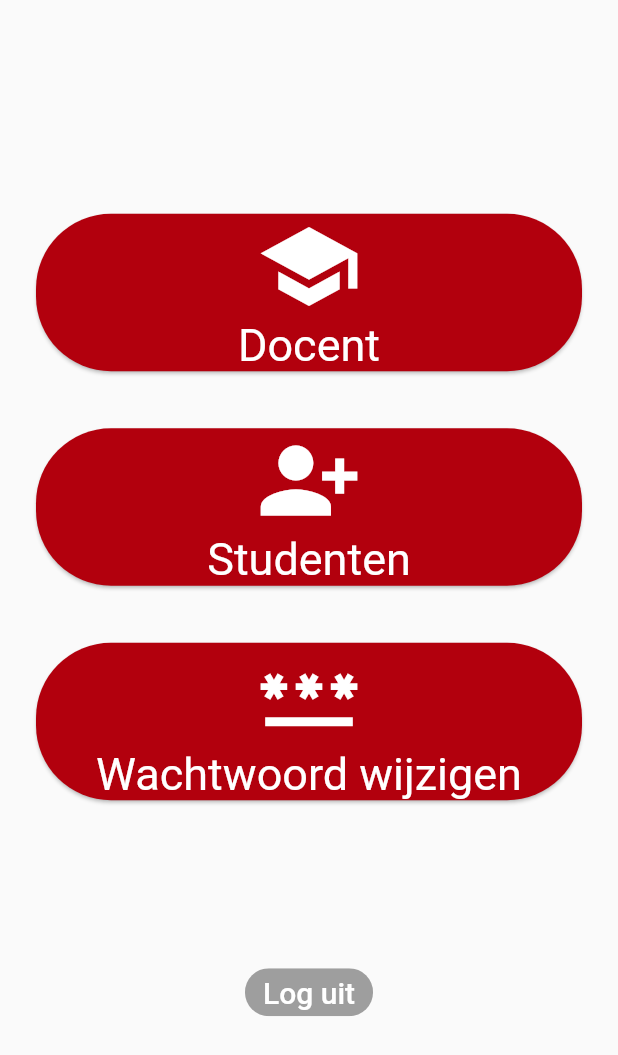
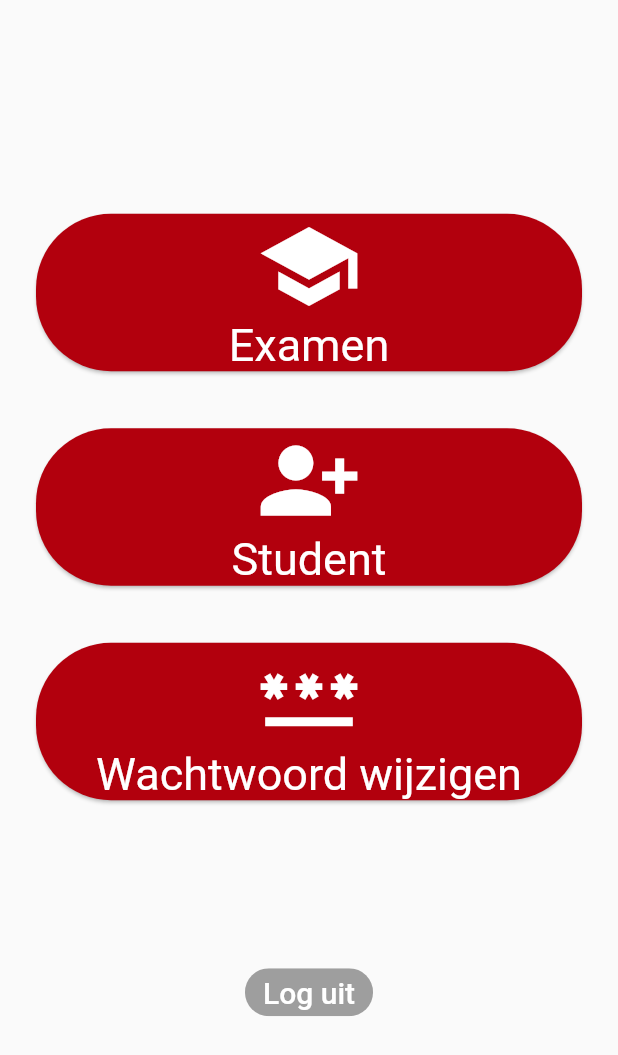
Before and after one commit to aybelss/Groep25, a Flutter app: the HomeScreen screen opened directly, on a phone screen of 412 x 824 dp. Shown: the top 1055 px of the screen. Run offline on Flutter 3.47's test engine with Material 2 defaults, Android fonts, the phone set to English and light mode, and no system bars; our stand-ins replace cloud_firestore, firebase_auth, firebase_core, fluttertoast; accounts and stored records are empty.

Commit message:
kleine changes

```diff
--- a/Myproject/flutter_application_1/lib/screens/admin/home_sceen.dart
+++ b/Myproject/flutter_application_1/lib/screens/admin/home/home_sceen.dart
@@ -1,7 +1,7 @@
 import 'package:firebase_auth/firebase_auth.dart';
 import 'package:flutter/material.dart';
 import 'package:flutter_application_1/screens/admin/exam_screen/exam_screen.dart';
-import 'package:flutter_application_1/screens/admin/password_change.dart';
+import 'package:flutter_application_1/screens/admin/home/password_change.dart';
 
 import 'login_screen.dart';
 
@@ -44,7 +44,7 @@ class _HomeScreenState extends State<HomeScreen> {
                         size: 70.0,
                         color: Colors.white,
                       ),
-                      Text("Docent",
+                      Text("Examen",
                           style: TextStyle(fontSize: 30.0, color: Colors.white))
                     ],
                   ),
@@ -67,7 +67,7 @@ class _HomeScreenState extends State<HomeScreen> {
                     children: const <Widget>[
                       Icon(Icons.person_add_alt_1,
                           size: 70.0, color: Colors.white),
-                      Text("Studenten",
+                      Text("Student",
                           style: TextStyle(fontSize: 30.0, color: Colors.white))
                     ],
                   ),
--- a/Myproject/flutter_application_1/lib/screens/admin/login_screen.dart
+++ b/Myproject/flutter_application_1/lib/screens/admin/home/login_screen.dart
@@ -1,6 +1,6 @@
 import 'package:firebase_auth/firebase_auth.dart';
 import 'package:flutter/material.dart';
-import 'package:flutter_application_1/screens/admin/home_sceen.dart';
+import 'package:flutter_application_1/screens/admin/home/home_sceen.dart';
 import 'package:fluttertoast/fluttertoast.dart';
 
 class LoginScreen extends StatefulWidget {
--- a/Myproject/flutter_application_1/lib/screens/start_screen.dart
+++ b/Myproject/flutter_application_1/lib/screens/start_screen.dart
@@ -1,6 +1,6 @@
 import 'package:flutter/material.dart';
 
-import 'admin/login_screen.dart';
+import 'admin/home/login_screen.dart';
 
 class StartScreen extends StatefulWidget {
   const StartScreen({Key? key}) : super(key: key);
```
Also changed, not shown: Myproject/flutter_application_1/lib/screens/admin/student_screen/all_student.dart (added, +25 -0 lines), Myproject/flutter_application_1/lib/screens/admin/home/password_change.dart (renamed from Myproject/flutter_application_1/lib/screens/admin/password_change.dart).
